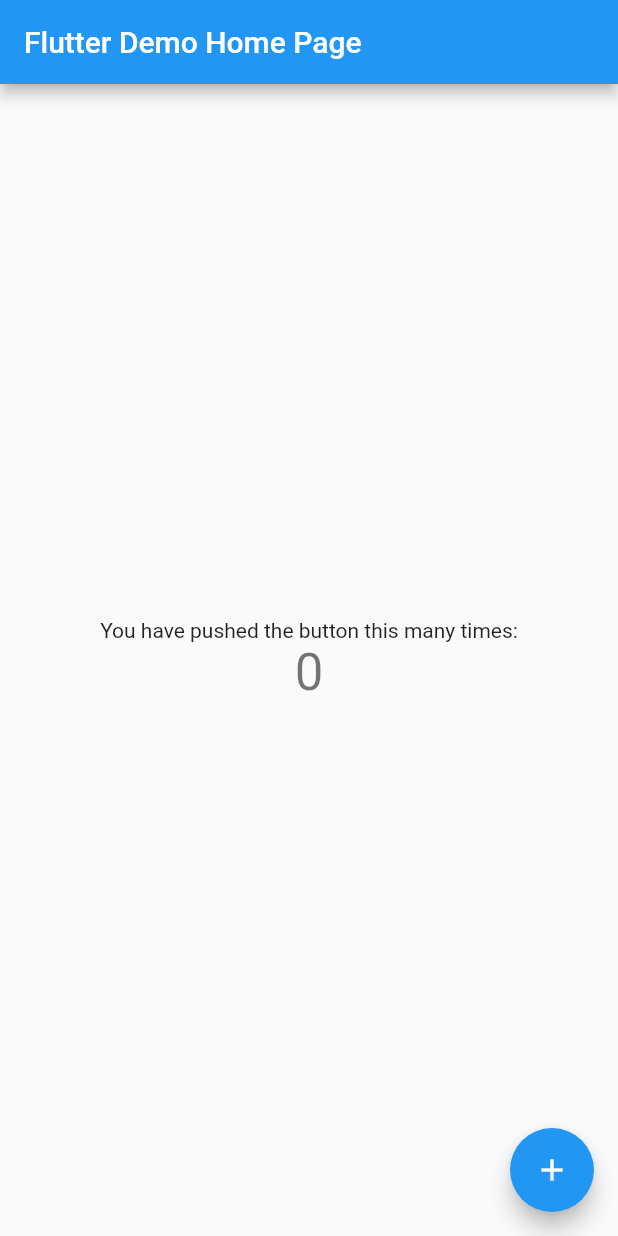
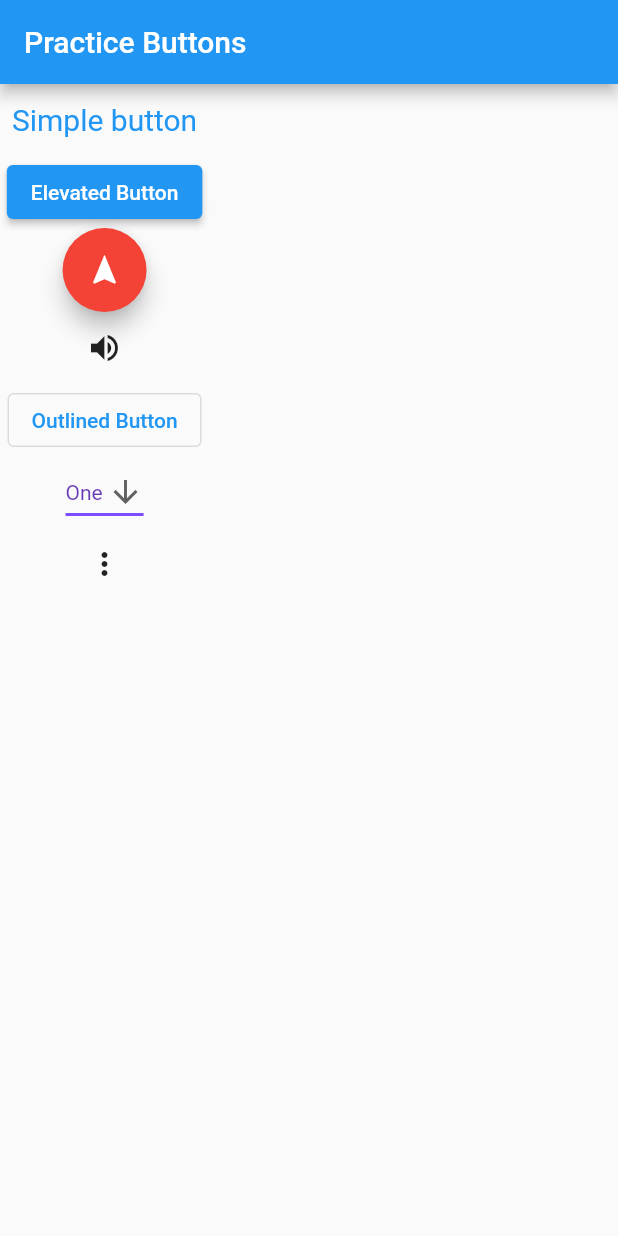
Before and after one commit to abhashdc/LearningFlutter, a Flutter app: the screen it shows after launch, on a phone screen of 412 x 824 dp. Run offline on Flutter 3.47's test engine with Material 2 defaults, Android fonts, the phone set to English and light mode, and no system bars.

Commit message:
This is completion of button

```diff
--- a/lib/main.dart
+++ b/lib/main.dart
@@ -1,115 +1,159 @@
 import 'package:flutter/material.dart';
 
-void main() {
-  runApp(const MyApp());
-}
+void main() => runApp(CreateButton());
 
-class MyApp extends StatelessWidget {
-  const MyApp({Key? key}) : super(key: key);
-
-  // This widget is the root of your application.
+class CreateButton extends StatelessWidget {
   @override
   Widget build(BuildContext context) {
     return MaterialApp(
-      title: 'Flutter Demo',
-      theme: ThemeData(
-        // This is the theme of your application.
-        //
-        // Try running your application with "flutter run". You'll see the
-        // application has a blue toolbar. Then, without quitting the app, try
-        // changing the primarySwatch below to Colors.green and then invoke
-        // "hot reload" (press "r" in the console where you ran "flutter run",
-        // or simply save your changes to "hot reload" in a Flutter IDE).
-        // Notice that the counter didn't reset back to zero; the application
-        // is not restarted.
-        primarySwatch: Colors.blue,
+      home: Scaffold(
+        appBar: AppBar(
+          title: Text('Practice Buttons'),
+        ),
+        body: Column(
+          children: <Widget>[
+            PracticeTextButton(
+              buttonText: 'Simple button',
+            ),
+            PracticeElevatedButton(
+              buttonText: 'Elevated Button',
+            ),
+            PracticeFloatingActionButton(),
+            PracticeIconButton(),
+            PracticeOutlinedButton(
+              buttonText: 'Outlined Button',
+            ),
+            PracticeDropdownButton(),
+            PracticePopupMenuButton(),
+          ],
+        ),
+        // floatingActionButton: PracticeFloatingActionButton(),
       ),
-      home: const MyHomePage(title: 'Flutter Demo Home Page'),
     );
   }
 }
 
-class MyHomePage extends StatefulWidget {
-  const MyHomePage({Key? key, required this.title}) : super(key: key);
-
-  // This widget is the home page of your application. It is stateful, meaning
-  // that it has a State object (defined below) that contains fields that affect
-  // how it looks.
-
-  // This class is the configuration for the state. It holds the values (in this
-  // case the title) provided by the parent (in this case the App widget) and
-  // used by the build method of the State. Fields in a Widget subclass are
-  // always marked "final".
-
-  final String title;
-
-  @override
-  State<MyHomePage> createState() => _MyHomePageState();
-}
-
-class _MyHomePageState extends State<MyHomePage> {
-  int _counter = 0;
-
-  void _incrementCounter() {
-    setState(() {
-      // This call to setState tells the Flutter framework that something has
-      // changed in this State, which causes it to rerun the build method below
-      // so that the display can reflect the updated values. If we changed
-      // _counter without calling setState(), then the build method would not be
-      // called again, and so nothing would appear to happen.
-      _counter++;
-    });
-  }
-
+class PracticeTextButton extends StatelessWidget {
+  String buttonText;
+  PracticeTextButton({this.buttonText = 'Text Button'});
   @override
   Widget build(BuildContext context) {
-    // This method is rerun every time setState is called, for instance as done
-    // by the _incrementCounter method above.
-    //
-    // The Flutter framework has been optimized to make rerunning build methods
-    // fast, so that you can just rebuild anything that needs updating rather
-    // than having to individually change instances of widgets.
-    return Scaffold(
-      appBar: AppBar(
-        // Here we take the value from the MyHomePage object that was created by
-        // the App.build method, and use it to set our appbar title.
-        title: Text(widget.title),
+    return Container(
+      child: TextButton(
+        style: TextButton.styleFrom(
+          textStyle: const TextStyle(fontSize: 20),
+        ),
+        onPressed: () {},
+        child: Text(buttonText),
       ),
-      body: Center(
-        // Center is a layout widget. It takes a single child and positions it
-        // in the middle of the parent.
-        child: Column(
-          // Column is also a layout widget. It takes a list of children and
-          // arranges them vertically. By default, it sizes itself to fit its
-          // children horizontally, and tries to be as tall as its parent.
-          //
-          // Invoke "debug painting" (press "p" in the console, choose the
-          // "Toggle Debug Paint" action from the Flutter Inspector in Android
-          // Studio, or the "Toggle Debug Paint" command in Visual Studio Code)
-          // to see the wireframe for each widget.
-          //
-          // Column has various properties to control how it sizes itself and
-          // how it positions its children. Here we use mainAxisAlignment to
-          // center the children vertically; the main axis here is the vertical
-          // axis because Columns are vertical (the cross axis would be
-          // horizontal).
-          mainAxisAlignment: MainAxisAlignment.center,
-          children: <Widget>[
-            const Text(
-              'You have pushed the button this many times:',
-            ),
-            Text(
-              '$_counter',
-              style: Theme.of(context).textTheme.headline4,
-            ),
-          ],
-        ),
-      ),
-      floatingActionButton: FloatingActionButton(
-        onPressed: _incrementCounter,
-        tooltip: 'Increment',
-        child: const Icon(Icons.add),
-      ), // This trailing comma makes auto-formatting nicer for build methods.
     );
   }
 }
+
+class PracticeDropdownButton extends StatefulWidget {
+  @override
+  State<PracticeDropdownButton> createState() => _PracticeDropdownButtonState();
+}
+
+class _PracticeDropdownButtonState extends State<PracticeDropdownButton> {
+  String dropdownValue = 'One';
+  @override
+  Widget build(BuildContext context) {
+    return Container(
+        child: DropdownButton<String>(
+      value: dropdownValue,
+      icon: const Icon(Icons.arrow_downward),
+      elevation: 16,
+      style: const TextStyle(color: Colors.deepPurple),
+      underline: Container(
+        height: 2,
+        color: Colors.deepPurpleAccent,
+      ),
+      onChanged: (String? newValue) {
+        setState(() {
+          dropdownValue = newValue!;
+        });
+      },
+      items: <String>['One', 'Two', 'Free', 'Four']
+          .map<DropdownMenuItem<String>>((String value) {
+        return DropdownMenuItem<String>(
+          value: value,
+          child: Text(value),
+        );
+      }).toList(),
+    ));
+  }
+}
+
+class PracticeElevatedButton extends StatelessWidget {
+  String buttonText;
+  PracticeElevatedButton({this.buttonText = 'ElevatedButton'});
+  @override
+  Widget build(BuildContext context) {
+    return Container(
+      child: ElevatedButton(
+        onPressed: () {},
+        child: Text(buttonText),
+      ),
+    );
+  }
+}
+
+class PracticeFloatingActionButton extends StatelessWidget {
+  @override
+  Widget build(BuildContext context) {
+    return Container(
+      child: FloatingActionButton(
+        onPressed: () {
+          // Add your onPressed code here!
+        },
+        backgroundColor: Colors.red,
+        child: const Icon(Icons.navigation),
+      ),
+    );
+  }
+}
+
+class PracticeIconButton extends StatelessWidget {
+  @override
+  Widget build(BuildContext context) {
+    return Container(
+      child: IconButton(
+        icon: const Icon(Icons.volume_up),
+        onPressed: () {},
+      ),
+    );
+  }
+}
+
+class PracticeOutlinedButton extends StatelessWidget {
+  String buttonText;
+  PracticeOutlinedButton({this.buttonText = 'OutlinedButton'});
+  @override
+  Widget build(BuildContext context) {
+    return Container(
+      child: OutlinedButton(
+        onPressed: () {},
+        child: Text(buttonText),
+      ),
+    );
+  }
+}
+
+class PracticePopupMenuButton extends StatelessWidget {
+  @override
+  Widget build(BuildContext context) {
+    return Container(
+        child: PopupMenuButton(
+            itemBuilder: (context) => [
+                  PopupMenuItem(
+                    child: Text("First"),
+                    value: 1,
+                  ),
+                  PopupMenuItem(
+                    child: Text("Second"),
+                    value: 2,
+                  )
+                ]));
+  }
+}
```
Also changed, not shown: 1 other file.
